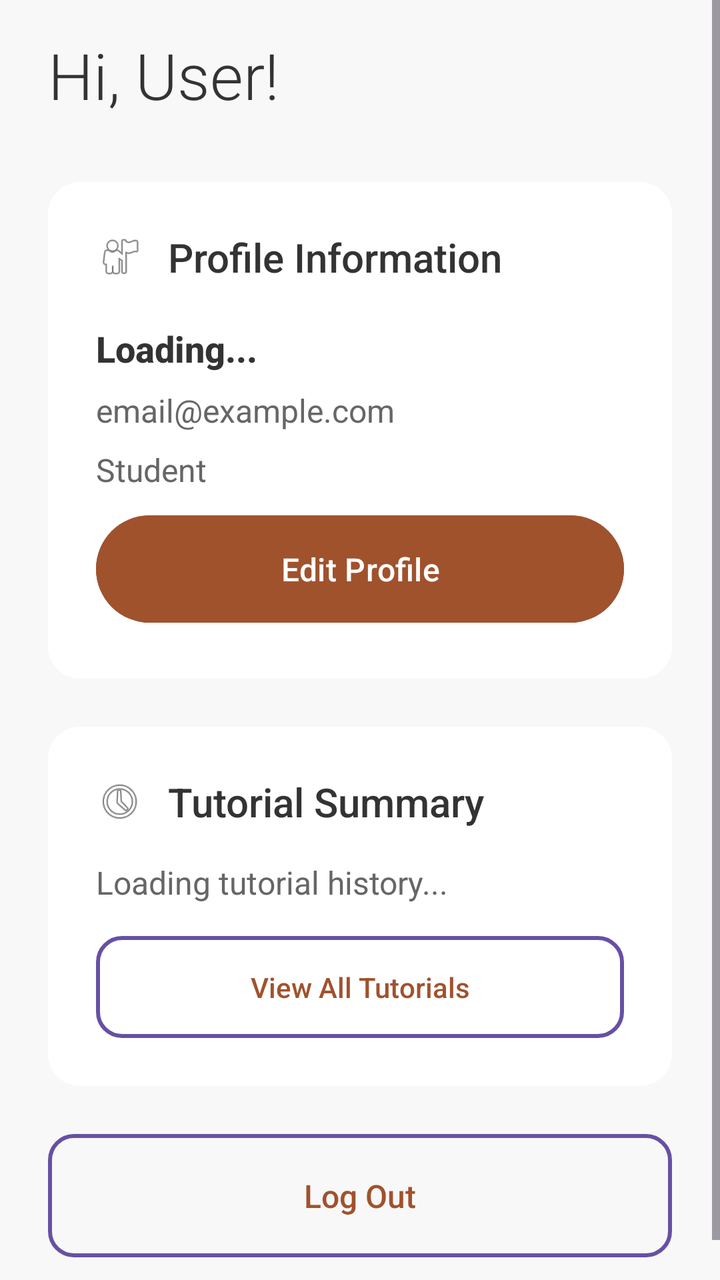
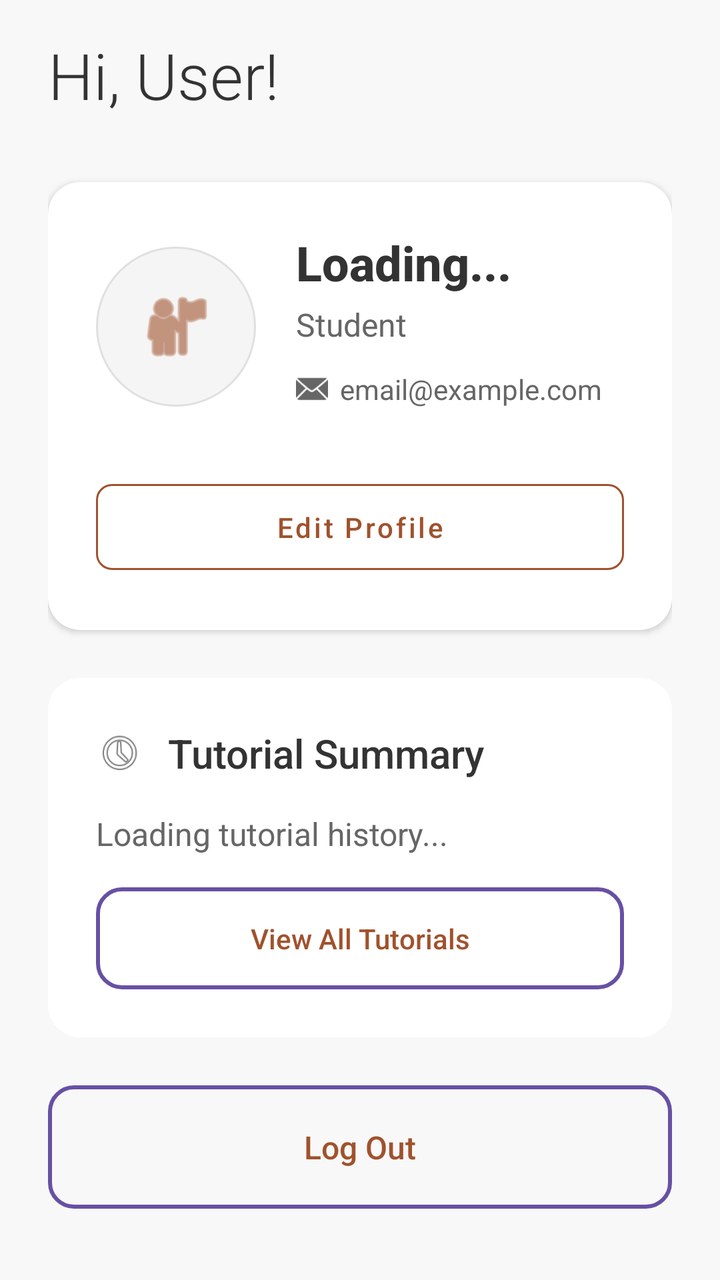

Before-and-after screenshots of an Android layout around one commit, followed by the original layout XML and the change that was made.
<!-- AndroidManifest.xml: application theme Theme.Csci3130Group1 -->
<!-- res/layout/fragment_profile.xml -->
<?xml version="1.0" encoding="utf-8"?>
<ScrollView xmlns:android="http://schemas.android.com/apk/res/android"
    android:layout_width="match_parent"
    android:layout_height="match_parent"
    android:background="#F8F8F8"
    android:fillViewport="true">

    <LinearLayout
        android:layout_width="match_parent"
        android:layout_height="wrap_content"
        android:orientation="vertical"
        android:paddingLeft="24dp"
        android:paddingRight="24dp"
        android:paddingTop="16dp"
        android:paddingBottom="32dp">

        
        <TextView
            android:id="@+id/profileGreeting"
            android:layout_width="wrap_content"
            android:layout_height="wrap_content"
            android:text="Hi, User!"
            android:textSize="32sp"
            android:fontFamily="sans-serif-light"
            android:textStyle="normal"
            android:textColor="#333333"
            android:layout_marginBottom="32dp"/>

        
        <LinearLayout
            android:layout_width="match_parent"
            android:layout_height="wrap_content"
            android:layout_marginBottom="24dp"
            android:background="@drawable/card_background"
            android:orientation="vertical"
            android:padding="24dp">

            
            <LinearLayout
                android:layout_width="match_parent"
                android:layout_height="wrap_content"
                android:orientation="horizontal"
                android:gravity="center_vertical"
                android:layout_marginBottom="20dp">

                <ImageView
                    android:layout_width="24dp"
                    android:layout_height="24dp"
                    android:src="@android:drawable/ic_menu_myplaces"
                    android:contentDescription="Profile Icon" />

                <TextView
                    android:layout_width="wrap_content"
                    android:layout_height="wrap_content"
                    android:text="Profile Information"
                    android:textSize="20sp"
                    android:fontFamily="sans-serif-medium"
                    android:textColor="#333333"
                    android:layout_marginStart="12dp"/>
            </LinearLayout>

            
            <TextView
                android:id="@+id/profileName"
                android:layout_width="wrap_content"
                android:layout_height="wrap_content"
                android:text="Loading..."
                android:textSize="18sp"
                android:textColor="#333333"
                android:textStyle="bold"
                android:fontFamily="sans-serif-medium"
                android:layout_marginBottom="8dp"/>

            
            <TextView
                android:id="@+id/profileEmail"
                android:layout_width="wrap_content"
                android:layout_height="wrap_content"
                android:text="email@example.com"
                android:textSize="16sp"
                android:textColor="#666666"
                android:layout_marginBottom="8dp"/>

            
            <TextView
                android:id="@+id/profileRole"
                android:layout_width="wrap_content"
                android:layout_height="wrap_content"
                android:text="Student"
                android:textSize="16sp"
                android:textColor="#666666"
                android:layout_marginBottom="8dp"/>

            
            <TextView
                android:id="@+id/profileDegree"
                android:layout_width="wrap_content"
                android:layout_height="wrap_content"
                android:text=""
                android:textSize="16sp"
                android:textColor="#666666"
                android:layout_marginBottom="16dp"
                android:visibility="gone"/>

            
            <TextView
                android:id="@+id/profileStudentDescription"
                android:layout_width="wrap_content"
                android:layout_height="wrap_content"
                android:text=""
                android:textSize="16sp"
                android:textColor="#666666"
                android:layout_marginBottom="16dp"
                android:visibility="gone"/>

            
            <TextView
                android:id="@+id/profileRating"
                android:layout_width="wrap_content"
                android:layout_height="wrap_content"
                android:text=""
                android:textSize="16sp"
                android:textColor="#666666"
                android:layout_marginBottom="16dp"
                android:visibility="gone"/>

            
            <Button
                android:id="@+id/edit_profile_button"
                android:layout_width="match_parent"
                android:layout_height="wrap_content"
                android:text="Edit Profile"
                android:backgroundTint="#A0522D"
                android:textColor="#FFFFFF"
                android:padding="16dp"
                android:textSize="16sp"
                android:elevation="0dp"
                android:textAllCaps="false"
                android:fontFamily="sans-serif-medium"/>
        </LinearLayout>

        
        <LinearLayout
            android:layout_width="match_parent"
            android:layout_height="wrap_content"
            android:layout_marginBottom="24dp"
            android:background="@drawable/card_background"
            android:orientation="vertical"
            android:padding="24dp">

            
            <LinearLayout
                android:layout_width="match_parent"
                android:layout_height="wrap_content"
                android:orientation="horizontal"
                android:gravity="center_vertical"
                android:layout_marginBottom="16dp">

                <ImageView
                    android:layout_width="24dp"
                    android:layout_height="24dp"
                    android:src="@android:drawable/ic_menu_recent_history"
                    android:contentDescription="Tutorial History Icon" />

                <TextView
                    android:layout_width="wrap_content"
                    android:layout_height="wrap_content"
                    android:text="Tutorial Summary"
                    android:textSize="20sp"
                    android:fontFamily="sans-serif-medium"
                    android:textColor="#333333"
                    android:layout_marginStart="12dp"/>
            </LinearLayout>

            
            <TextView
                android:id="@+id/tutorialStats"
                android:layout_width="match_parent"
                android:layout_height="wrap_content"
                android:text="Loading tutorial history..."
                android:textSize="16sp"
                android:textColor="#666666"
                android:lineSpacingExtra="4dp"
                android:layout_marginBottom="16dp"/>

            
            <Button
                android:id="@+id/view_tutorials_button"
                style="@android:style/Widget.Material.Button.Borderless"
                android:layout_width="match_parent"
                android:layout_height="wrap_content"
                android:text="View All Tutorials"
                android:textColor="#A0522D"
                android:padding="12dp"
                android:textSize="14sp"
                android:textAllCaps="false"
                android:fontFamily="sans-serif-medium"
                android:background="@drawable/outlined_button_background"/>
        </LinearLayout>

        
        <LinearLayout
            android:id="@+id/upcoming_tutorials_card"
            android:layout_width="match_parent"
            android:layout_height="wrap_content"
            android:layout_marginBottom="24dp"
            android:background="@drawable/card_background"
            android:orientation="vertical"
            android:padding="24dp"
            android:visibility="gone">

            
            <LinearLayout
                android:layout_width="match_parent"
                android:layout_height="wrap_content"
                android:orientation="horizontal"
                android:gravity="center_vertical"
                android:layout_marginBottom="16dp">

                <ImageView
                    android:layout_width="24dp"
                    android:layout_height="24dp"
                    android:src="@android:drawable/ic_menu_today"
                    android:contentDescription="Upcoming Tutorial Icon" />

                <TextView
                    android:layout_width="wrap_content"
                    android:layout_height="wrap_content"
                    android:text="Upcoming Tutorials"
                    android:textSize="20sp"
                    android:fontFamily="sans-serif-medium"
                    android:textColor="#333333"
                    android:layout_marginStart="12dp"/>
            </LinearLayout>

            
            <LinearLayout
                android:id="@+id/upcomingTutorialsList"
                android:layout_width="match_parent"
                android:layout_height="wrap_content"
                android:orientation="vertical">
                
                <TextView
                    android:layout_width="match_parent"
                    android:layout_height="wrap_content"
                    android:text="Loading upcoming tutorials..."
                    android:textSize="16sp"
                    android:textColor="#666666"/>
            </LinearLayout>
        </LinearLayout>

        
        <Button
            android:id="@+id/logout_button"
            style="@android:style/Widget.Material.Button.Borderless"
            android:layout_width="match_parent"
            android:layout_height="wrap_content"
            android:text="Log Out"
            android:textColor="#A0522D"
            android:padding="16dp"
            android:textSize="16sp"
            android:textAllCaps="false"
            android:fontFamily="sans-serif-medium"
            android:background="@drawable/outlined_button_background"/>
    </LinearLayout>
</ScrollView>
<!-- resources referenced by this layout -->
<resources>
  <!-- drawable card_background (drawable) -->
  <?xml version="1.0" encoding="utf-8"?>
  <shape xmlns:android="http://schemas.android.com/apk/res/android">
      <solid android:color="#FFFFFF" />
      <corners android:radius="16dp" />
      <stroke android:width="0dp" android:color="#FFFFFF" />
  </shape>
  <!-- drawable outlined_button_background (drawable) -->
  <?xml version="1.0" encoding="utf-8"?>
  <shape xmlns:android="http://schemas.android.com/apk/res/android">
      <solid android:color="#00FFFFFF" />
      <corners android:radius="12dp" />
      <stroke android:width="2dp" android:color="#A0522D" />
  </shape>
  <style name="Theme.Csci3130Group1" parent="Base.Theme.Csci3130Group1" />
  <style name="Base.Theme.Csci3130Group1" parent="Theme.Material3.DayNight.NoActionBar">
          
          
      </style>
</resources>

<!-- the commit's change to res/layout/fragment_profile.xml (unified diff, before → after) -->
@@ -27,117 +27,185 @@
             android:layout_marginBottom="32dp"/>
 
         
-        <LinearLayout
+        <androidx.cardview.widget.CardView
             android:layout_width="match_parent"
             android:layout_height="wrap_content"
             android:layout_marginBottom="24dp"
-            android:background="@drawable/card_background"
-            android:orientation="vertical"
-            android:padding="24dp">
-
-            
+            xmlns:app="http://schemas.android.com/apk/res-auto"
+            app:cardCornerRadius="16dp"
+            app:cardElevation="2dp"
+            app:cardBackgroundColor="#FFFFFF">
+
             <LinearLayout
                 android:layout_width="match_parent"
                 android:layout_height="wrap_content"
-                android:orientation="horizontal"
-                android:gravity="center_vertical"
-                android:layout_marginBottom="20dp">
-
-                <ImageView
-                    android:layout_width="24dp"
-                    android:layout_height="24dp"
-                    android:src="@android:drawable/ic_menu_myplaces"
-                    android:contentDescription="Profile Icon" />
-
-                <TextView
-                    android:layout_width="wrap_content"
-                    android:layout_height="wrap_content"
-                    android:text="Profile Information"
-                    android:textSize="20sp"
+                android:orientation="vertical"
+                android:padding="24dp">
+
+                
+                <LinearLayout
+                    android:layout_width="match_parent"
+                    android:layout_height="wrap_content"
+                    android:orientation="horizontal"
+                    android:gravity="center_vertical"
+                    android:layout_marginBottom="24dp">
+
+                    
+                    <ImageView
+                        android:id="@+id/profilePicture"
+                        android:layout_width="80dp"
+                        android:layout_height="80dp"
+                        android:src="@android:drawable/ic_menu_myplaces"
+                        app:tint="#A0522D"
+                        android:background="@drawable/circle_background"
+                        android:padding="20dp"
+                        android:contentDescription="Profile Picture" />
+
+                    
+                    <LinearLayout
+                        android:layout_width="0dp"
+                        android:layout_height="wrap_content"
+                        android:layout_weight="1"
+                        android:orientation="vertical"
+                        android:layout_marginStart="20dp">
+
+                        
+                        <TextView
+                            android:id="@+id/profileName"
+                            android:layout_width="wrap_content"
+                            android:layout_height="wrap_content"
+                            android:text="Loading..."
+                            android:textSize="24sp"
+                            android:textStyle="bold"
+                            android:textColor="#333333"
+                            android:fontFamily="sans-serif-medium" />
+
+                        
+                        <TextView
+                            android:id="@+id/profileRole"
+                            android:layout_width="wrap_content"
+                            android:layout_height="wrap_content"
+                            android:text="Student"
+                            android:textSize="16sp"
+                            android:textColor="#666666"
+                            android:layout_marginTop="4dp" />
+
+                        
+                        <TextView
+                            android:id="@+id/profileDegree"
+                            android:layout_width="wrap_content"
+                            android:layout_height="wrap_content"
+                            android:text=""
+                            android:textSize="16sp"
+                            android:textColor="#666666"
+                            android:layout_marginTop="4dp"
+                            android:visibility="gone"/>
+
+                        
+                        <LinearLayout
+                            android:layout_width="match_parent"
+                            android:layout_height="wrap_content"
+                            android:orientation="vertical"
+                            android:layout_marginTop="12dp">
+
+                            
+                            <LinearLayout
+                                android:layout_width="wrap_content"
+                                android:layout_height="wrap_content"
+                                android:orientation="horizontal"
+                                android:gravity="center_vertical"
+                                android:layout_marginBottom="8dp">
+
+                                <ImageView
+                                    android:layout_width="16dp"
+                                    android:layout_height="16dp"
+                                    android:src="@android:drawable/ic_dialog_email"
+                                    app:tint="#666666" />
+
+                                <TextView
+                                    android:id="@+id/profileEmail"
+                                    android:layout_width="wrap_content"
+                                    android:layout_height="wrap_content"
+                                    android:text="email@example.com"
+                                    android:textSize="14sp"
+                                    android:textColor="#666666"
+                                    android:layout_marginStart="6dp" />
+                            </LinearLayout>
+
+                            
+                            <LinearLayout
+                                android:layout_width="wrap_content"
+                                android:layout_height="wrap_content"
+                                android:orientation="horizontal"
+                                android:gravity="center_vertical"
+                                android:visibility="gone">
+
+                                <ImageView
+                                    android:layout_width="16dp"
+                                    android:layout_height="16dp"
+                                    android:src="@android:drawable/btn_star_big_on"
+                                    app:tint="#FFD700" />
+
+                                <TextView
+                                    android:id="@+id/profileRating"
+                                    android:layout_width="wrap_content"
+                                    android:layout_height="wrap_content"
+                                    android:text=""
+                                    android:textSize="14sp"
+                                    android:textColor="#666666"
+                                    android:layout_marginStart="6dp" />
+                            </LinearLayout>
+                        </LinearLayout>
+                    </LinearLayout>
+                </LinearLayout>
+
+                
+                <LinearLayout
+                    android:id="@+id/descriptionSection"
+                    android:layout_width="match_parent"
+                    android:layout_height="wrap_content"
+                    android:orientation="vertical"
+                    android:visibility="gone">
+
+                    <TextView
+                        android:layout_width="wrap_content"
+                        android:layout_height="wrap_content"
+                        android:text="About"
+                        android:textSize="14sp"
+                        android:textColor="#888888"
+                        android:fontFamily="sans-serif-medium"
+                        android:textAllCaps="true"
+                        android:letterSpacing="0.1"
+                        android:layout_marginBottom="8dp"/>
+
+                    <TextView
+                        android:id="@+id/profileStudentDescription"
+                        android:layout_width="match_parent"
+                        android:layout_height="wrap_content"
+                        android:text=""
+                        android:textSize="16sp"
+                        android:textColor="#333333"
+                        android:fontFamily="sans-serif"
+                        android:lineSpacingExtra="4dp"
+                        android:layout_marginBottom="16dp"/>
+                </LinearLayout>
+
+                
+                <Button
+                    android:id="@+id/edit_profile_button"
+                    style="@style/Widget.MaterialComponents.Button.OutlinedButton"
+                    android:layout_width="match_parent"
+                    android:layout_height="wrap_content"
+                    android:text="Edit Profile"
+                    android:textColor="#A0522D"
+                    android:textSize="14sp"
+                    android:textAllCaps="false"
                     android:fontFamily="sans-serif-medium"
-                    android:textColor="#333333"
-                    android:layout_marginStart="12dp"/>
+                    app:strokeColor="#A0522D"
+                    app:cornerRadius="8dp"
+                    android:paddingVertical="12dp"/>
             </LinearLayout>
-
-            
-            <TextView
-                android:id="@+id/profileName"
-                android:layout_width="wrap_content"
-                android:layout_height="wrap_content"
-                android:text="Loading..."
-                android:textSize="18sp"
-                android:textColor="#333333"
-                android:textStyle="bold"
-                android:fontFamily="sans-serif-medium"
-                android:layout_marginBottom="8dp"/>
-
-            
-            <TextView
-                android:id="@+id/profileEmail"
-                android:layout_width="wrap_content"
-                android:layout_height="wrap_content"
-                android:text="email@example.com"
-                android:textSize="16sp"
-                android:textColor="#666666"
-                android:layout_marginBottom="8dp"/>
-
-            
-            <TextView
-                android:id="@+id/profileRole"
-                android:layout_width="wrap_content"
-                android:layout_height="wrap_content"
-                android:text="Student"
-                android:textSize="16sp"
-                android:textColor="#666666"
-                android:layout_marginBottom="8dp"/>
-
-            
-            <TextView
-                android:id="@+id/profileDegree"
-                android:layout_width="wrap_content"
-                android:layout_height="wrap_content"
-                android:text=""
-                android:textSize="16sp"
-                android:textColor="#666666"
-                android:layout_marginBottom="16dp"
-                android:visibility="gone"/>
-
-            
-            <TextView
-                android:id="@+id/profileStudentDescription"
-                android:layout_width="wrap_content"
-                android:layout_height="wrap_content"
-                android:text=""
-                android:textSize="16sp"
-                android:textColor="#666666"
-                android:layout_marginBottom="16dp"
-                android:visibility="gone"/>
-
-            
-            <TextView
-                android:id="@+id/profileRating"
-                android:layout_width="wrap_content"
-                android:layout_height="wrap_content"
-                android:text=""
-                android:textSize="16sp"
-                android:textColor="#666666"
-                android:layout_marginBottom="16dp"
-                android:visibility="gone"/>
-
-            
-            <Button
-                android:id="@+id/edit_profile_button"
-                android:layout_width="match_parent"
-                android:layout_height="wrap_content"
-                android:text="Edit Profile"
-                android:backgroundTint="#A0522D"
-                android:textColor="#FFFFFF"
-                android:padding="16dp"
-                android:textSize="16sp"
-                android:elevation="0dp"
-                android:textAllCaps="false"
-                android:fontFamily="sans-serif-medium"/>
-        </LinearLayout>
+        </androidx.cardview.widget.CardView>
 
         
         <LinearLayout
<!-- resource entries referenced after the edit -->
@@ -6,6 +6,15 @@
       <solid android:color="#FFFFFF" />
       <corners android:radius="16dp" />
       <stroke android:width="0dp" android:color="#FFFFFF" />
+  </shape>
+  <!-- drawable circle_background (drawable) -->
+  <?xml version="1.0" encoding="utf-8"?>
+  <shape xmlns:android="http://schemas.android.com/apk/res/android"
+      android:shape="oval">
+      <solid android:color="#F5F5F5" />
+      <stroke
+          android:width="1dp"
+          android:color="#E0E0E0" />
   </shape>
   <!-- drawable outlined_button_background (drawable) -->
   <?xml version="1.0" encoding="utf-8"?>
